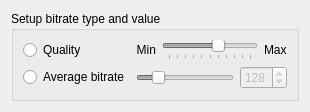
Qt form apps/zxtune-qt/ui/conversion/ogg_settings.ui (vitamin-caig/zxtune) before a commit.
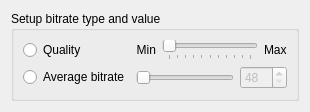
The same form after that commit.

What changed in the file:
```diff
--- a/apps/zxtune-qt/ui/conversion/ogg_settings.ui
+++ b/apps/zxtune-qt/ui/conversion/ogg_settings.ui
@@ -20,66 +20,14 @@
       <string>Setup bitrate type and value</string>
      </property>
      <layout class="QGridLayout" name="gridLayout">
-      <item row="3" column="1">
-       <layout class="QHBoxLayout" name="abrLayout">
-        <item>
-         <widget class="QSlider" name="abrBitrate">
-          <property name="enabled">
-           <bool>false</bool>
-          </property>
-          <property name="minimum">
-           <number>48</number>
-          </property>
-          <property name="maximum">
-           <number>500</number>
-          </property>
-          <property name="value">
-           <number>128</number>
-          </property>
-          <property name="orientation">
-           <enum>Qt::Horizontal</enum>
-          </property>
-         </widget>
-        </item>
-        <item>
-         <widget class="QSpinBox" name="abrValue">
-          <property name="enabled">
-           <bool>false</bool>
-          </property>
-          <property name="sizePolicy">
-           <sizepolicy hsizetype="Maximum" vsizetype="Fixed">
-            <horstretch>0</horstretch>
-            <verstretch>0</verstretch>
-           </sizepolicy>
-          </property>
-          <property name="minimum">
-           <number>48</number>
-          </property>
-          <property name="maximum">
-           <number>500</number>
-          </property>
-          <property name="value">
-           <number>128</number>
-          </property>
-         </widget>
-        </item>
-       </layout>
-      </item>
-      <item row="3" column="0">
-       <widget class="QRadioButton" name="selectABR">
-        <property name="text">
-         <string>Average bitrate</string>
-        </property>
-       </widget>
-      </item>
-      <item row="1" column="0">
+      <item row="0" column="0">
        <widget class="QRadioButton" name="selectQuality">
         <property name="text">
          <string>Quality</string>
         </property>
        </widget>
       </item>
-      <item row="1" column="1">
+      <item row="0" column="1">
        <layout class="QHBoxLayout" name="vbrLayout">
         <item>
          <widget class="QLabel" name="minQuality">
@@ -105,9 +53,6 @@
           <property name="maximum">
            <number>10</number>
           </property>
-          <property name="value">
-           <number>6</number>
-          </property>
           <property name="orientation">
            <enum>Qt::Horizontal</enum>
           </property>
@@ -125,6 +70,52 @@
         </item>
        </layout>
       </item>
+      <item row="1" column="0">
+       <widget class="QRadioButton" name="selectBitrate">
+        <property name="text">
+         <string>Average bitrate</string>
+        </property>
+       </widget>
+      </item>
+      <item row="1" column="1">
+       <layout class="QHBoxLayout" name="abrLayout">
+        <item>
+         <widget class="QSlider" name="bitrateValue">
+          <property name="enabled">
+           <bool>false</bool>
+          </property>
+          <property name="minimum">
+           <number>48</number>
+          </property>
+          <property name="maximum">
+           <number>500</number>
+          </property>
+          <property name="orientation">
+           <enum>Qt::Horizontal</enum>
+          </property>
+         </widget>
+        </item>
+        <item>
+         <widget class="QSpinBox" name="bitrateValuePrecise">
+          <property name="enabled">
+           <bool>false</bool>
+          </property>
+          <property name="sizePolicy">
+           <sizepolicy hsizetype="Maximum" vsizetype="Fixed">
+            <horstretch>0</horstretch>
+            <verstretch>0</verstretch>
+           </sizepolicy>
+          </property>
+          <property name="minimum">
+           <number>48</number>
+          </property>
+          <property name="maximum">
+           <number>500</number>
+          </property>
+         </widget>
+        </item>
+       </layout>
+      </item>
      </layout>
     </widget>
    </item>
```
Left out of the diff: 82 changed lines with no effect on the pictures.
